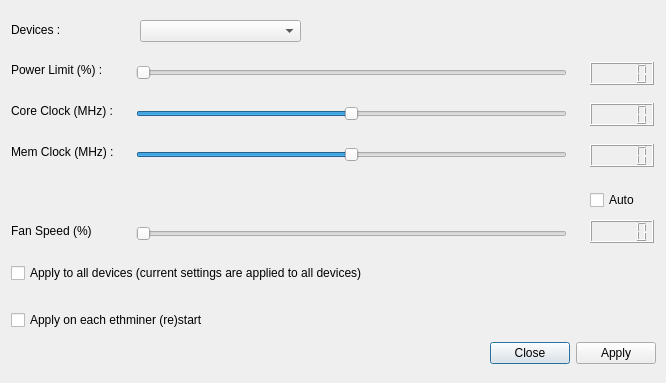
Qt form nvocdialog.ui (orkblutt/MinerLamp) before a commit.
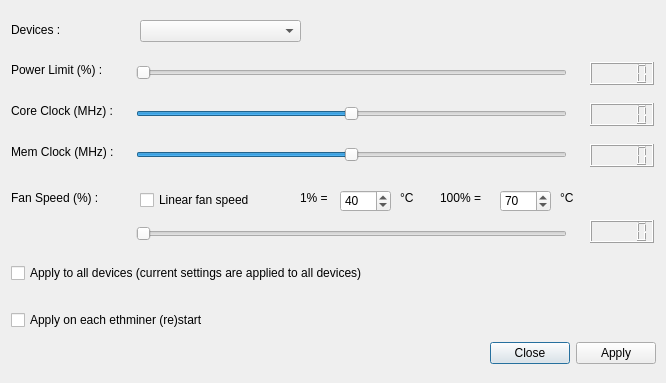
The same form after that commit.

Commit message: adding linear speed ui ctrl

What changed in the file:
```diff
--- a/nvocdialog.ui
+++ b/nvocdialog.ui
@@ -125,8 +125,8 @@
    <property name="geometry">
     <rect>
      <x>11</x>
-     <y>223</y>
-     <width>87</width>
+     <y>190</y>
+     <width>101</width>
      <height>16</height>
     </rect>
    </property>
@@ -137,7 +137,7 @@
     </sizepolicy>
    </property>
    <property name="text">
-    <string>Fan Speed (%)</string>
+    <string>Fan Speed (%) :</string>
    </property>
   </widget>
   <widget class="QSlider" name="horizontalSliderGpuOffset">
@@ -239,14 +239,14 @@
   <widget class="QCheckBox" name="checkBoxAutoSpeedFan">
    <property name="geometry">
     <rect>
-     <x>590</x>
+     <x>140</x>
      <y>190</y>
-     <width>53</width>
+     <width>121</width>
      <height>20</height>
     </rect>
    </property>
    <property name="text">
-    <string>Auto</string>
+    <string>Linear fan speed</string>
    </property>
   </widget>
   <widget class="QCheckBox" name="checkBoxAllDevices">
@@ -301,6 +301,84 @@
     </rect>
    </property>
   </widget>
+  <widget class="QLabel" name="label1Percent">
+   <property name="geometry">
+    <rect>
+     <x>300</x>
+     <y>190</y>
+     <width>41</width>
+     <height>16</height>
+    </rect>
+   </property>
+   <property name="text">
+    <string>1% =</string>
+   </property>
+  </widget>
+  <widget class="QLabel" name="label_7">
+   <property name="geometry">
+    <rect>
+     <x>400</x>
+     <y>190</y>
+     <width>31</width>
+     <height>16</height>
+    </rect>
+   </property>
+   <property name="text">
+    <string>°C</string>
+   </property>
+  </widget>
+  <widget class="QLabel" name="label100Percent">
+   <property name="geometry">
+    <rect>
+     <x>440</x>
+     <y>190</y>
+     <width>55</width>
+     <height>16</height>
+    </rect>
+   </property>
+   <property name="text">
+    <string>100% =</string>
+   </property>
+  </widget>
+  <widget class="QLabel" name="label_6">
+   <property name="geometry">
+    <rect>
+     <x>560</x>
+     <y>190</y>
+     <width>31</width>
+     <height>16</height>
+    </rect>
+   </property>
+   <property name="text">
+    <string>°C</string>
+   </property>
+  </widget>
+  <widget class="QSpinBox" name="spinBoxMinTemp">
+   <property name="geometry">
+    <rect>
+     <x>340</x>
+     <y>190</y>
+     <width>51</width>
+     <height>22</height>
+    </rect>
+   </property>
+   <property name="value">
+    <number>40</number>
+   </property>
+  </widget>
+  <widget class="QSpinBox" name="spinBoxMaxTemp">
+   <property name="geometry">
+    <rect>
+     <x>500</x>
+     <y>190</y>
+     <width>51</width>
+     <height>22</height>
+    </rect>
+   </property>
+   <property name="value">
+    <number>70</number>
+   </property>
+  </widget>
  </widget>
  <resources/>
  <connections>
```
The commit also changes 4 other files.
